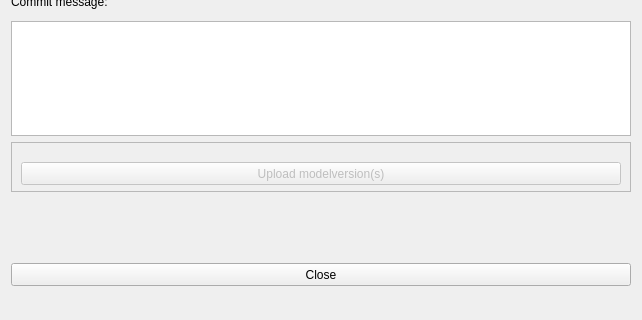
threedi/hhnk-threedi-plugin, file hhnk_threedi_plugin/gui/model_splitter/model_splitter_dialog.ui: the form before one commit; both pictures show x 0 to 642 and y 511 to 831 of the 642 by 831 pixel window.
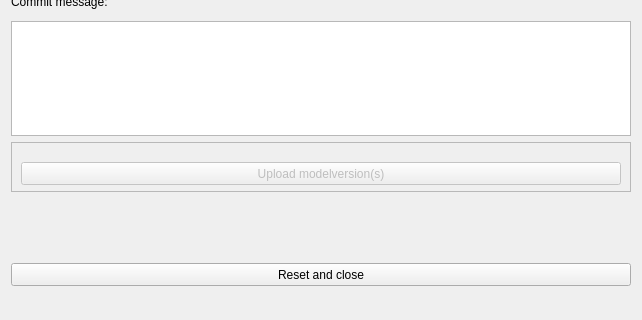
The form after the commit. Custom widgets are drawn as their Qt base class.

Patch:
```diff
--- a/hhnk_threedi_plugin/gui/model_splitter/model_splitter_dialog.ui
+++ b/hhnk_threedi_plugin/gui/model_splitter/model_splitter_dialog.ui
@@ -427,7 +427,7 @@
        </size>
       </property>
       <property name="text">
-       <string>Close</string>
+       <string>Reset and close</string>
       </property>
      </widget>
     </widget>
```
Left out of the diff: 8 changed lines with no effect on the pictures.
